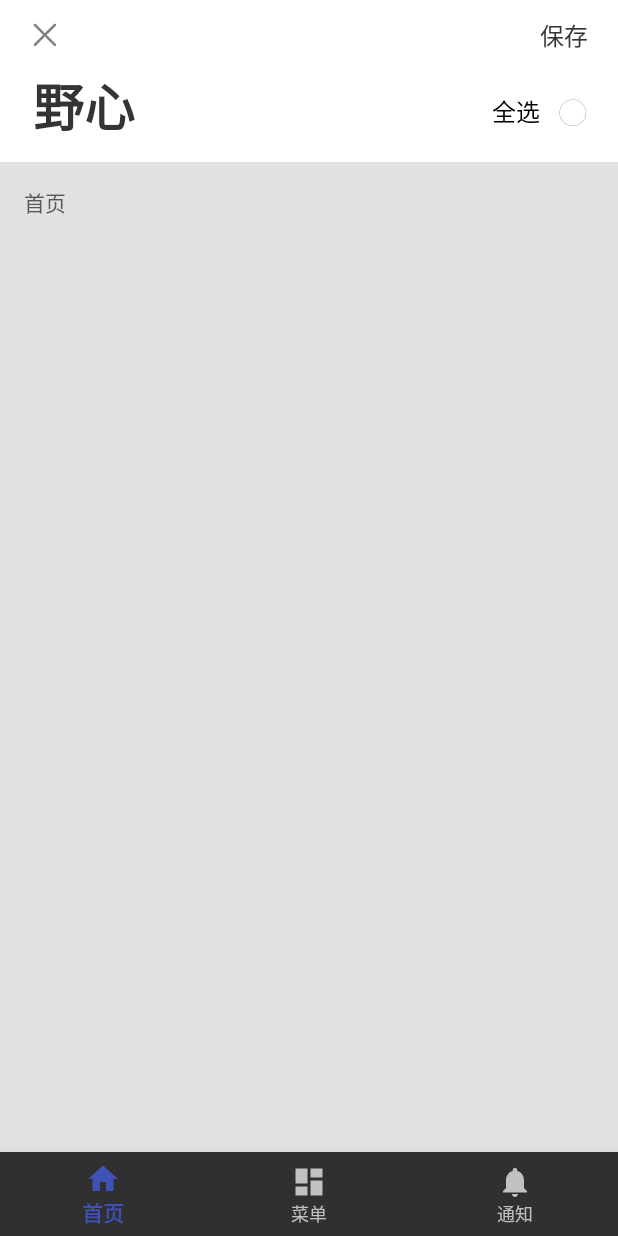
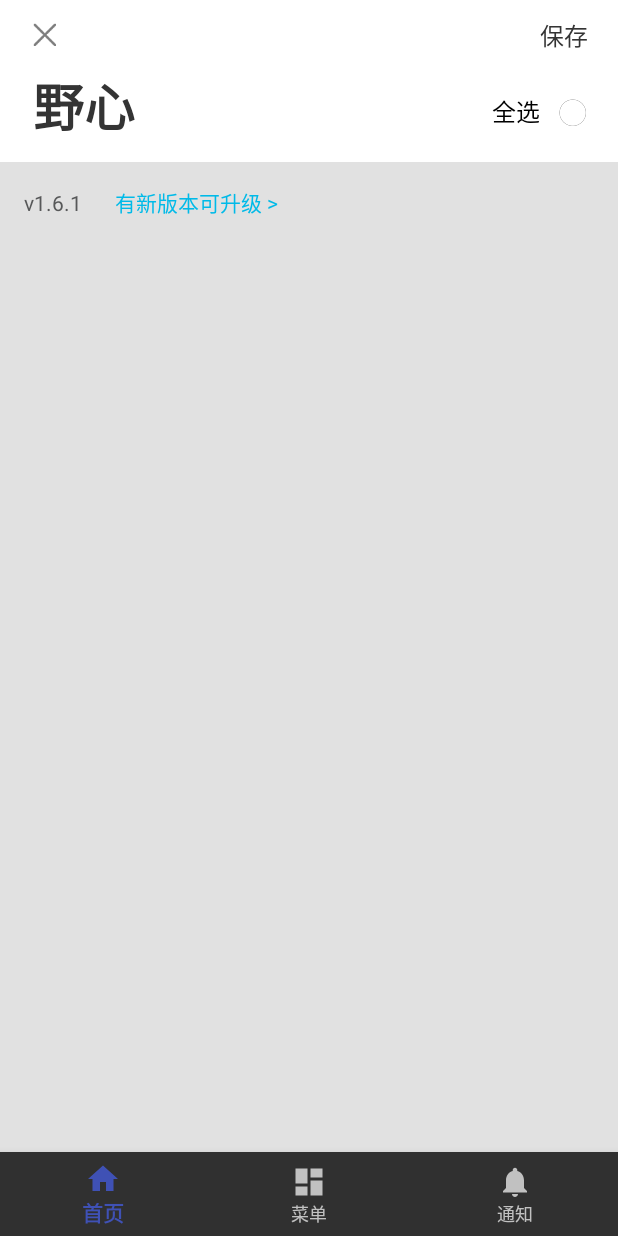
Before and after one commit to Rocktiger/MyFirstGItHubProject, an Android app: the screen it shows after launch (MainActivity), on a phone screen of 412 x 824 dp. Run offline under Robolectric (Android 15) with nearby library versions, the phone set to English and light mode, and no system bars.

Commit message:
[task] title bar

```diff
--- a/app/src/main/java/com/nb/mengbiao/myfirstgithubproject/HomeFragment.java
+++ b/app/src/main/java/com/nb/mengbiao/myfirstgithubproject/HomeFragment.java
@@ -3,6 +3,7 @@ package com.nb.mengbiao.myfirstgithubproject;
 import android.os.Bundle;
 import android.support.design.widget.BottomNavigationView;
 import android.support.v4.app.Fragment;
+import android.text.Html;
 import android.text.TextUtils;
 import android.view.LayoutInflater;
 import android.view.MenuItem;
@@ -25,6 +26,7 @@ public class HomeFragment extends Fragment {
 
         rootView = inflater.inflate(R.layout.home_fragment, container, false);
         mTextMessage = (TextView) rootView.findViewById(R.id.message);
+        mTextMessage.setText(Html.fromHtml("v1.6.1&ensp;&ensp;&ensp;<font color='#00BAE8'>有新版本可升级 ></font>"));
         return rootView;
     }
 
--- a/app/src/main/java/com/nb/mengbiao/myfirstgithubproject/base/TitleBar.java
+++ b/app/src/main/java/com/nb/mengbiao/myfirstgithubproject/base/TitleBar.java
@@ -1,7 +1,11 @@
 package com.nb.mengbiao.myfirstgithubproject.base;
 
 import android.content.Context;
+import android.graphics.Typeface;
+import android.text.Spannable;
+import android.text.SpannableString;
 import android.text.TextUtils;
+import android.text.style.AbsoluteSizeSpan;
 import android.util.AttributeSet;
 import android.view.LayoutInflater;
 import android.view.View;
@@ -9,6 +13,7 @@ import android.widget.FrameLayout;
 import android.widget.ImageView;
 import android.widget.TextView;
 
+import com.nb.mengbiao.myfirstgithubproject.MyApplication;
 import com.nb.mengbiao.myfirstgithubproject.R;
 
 
@@ -36,6 +41,7 @@ public class TitleBar extends FrameLayout {
     private TextView tv_left_title;
 
     private TextView tv_right_btn;
+    private Context mContext;
 
     public TitleBar(Context context) {
         super(context);
@@ -58,6 +64,13 @@ public class TitleBar extends FrameLayout {
         fl_right_container = (FrameLayout) findViewById(R.id.fl_right_container);
         tv_left_title = (TextView) findViewById(R.id.tv_head_title);
         tv_right_btn = (TextView) findViewById(R.id.tv_head_text_button);
+        this.mContext = context;
+        // Typeface typeface = Typeface.createFromAsset(mContext.getAssets(), "Roboto-Light.ttf");
+        Typeface typeface = Typeface.createFromAsset(mContext.getAssets(), "Roboto-Medium.ttf");
+        // 设置字体类型、
+        tv_left_title.getPaint().setTypeface(typeface);
+        tv_left_title.getPaint().setFakeBoldText(true);
+
     }
 
     private View.OnClickListener mBackListener;
--- a/app/src/main/res/layout/home_fragment.xml
+++ b/app/src/main/res/layout/home_fragment.xml
@@ -23,7 +23,6 @@
             android:layout_marginTop="@dimen/activity_vertical_margin"
             android:text="@string/title_home"
             android:textColor="@color/black_light" />
-
     </FrameLayout>
 
 </LinearLayout>
--- a/app/src/main/res/layout/layout_titlebar.xml
+++ b/app/src/main/res/layout/layout_titlebar.xml
@@ -31,7 +31,6 @@
             android:text="大标题"
             android:textColor="#343434"
             android:textSize="34sp"
-            android:textStyle="bold"
             android:visibility="visible" />
 
         <TextView
```
Also changed, not shown: app/src/main/java/com/nb/mengbiao/myfirstgithubproject/MainActivity.java (+6 -2 lines), app/src/main/assets/Roboto-Black.ttf (added), app/src/main/assets/Roboto-BlackItalic.ttf (added), app/src/main/assets/Roboto-Light.ttf (added), app/src/main/assets/Roboto-Medium.ttf (added), app/src/main/assets/Roboto-MediumItalic.ttf (added), app/src/main/assets/Roboto-Regular.ttf (added), app/src/main/assets/Roboto-Thin.ttf (added).
